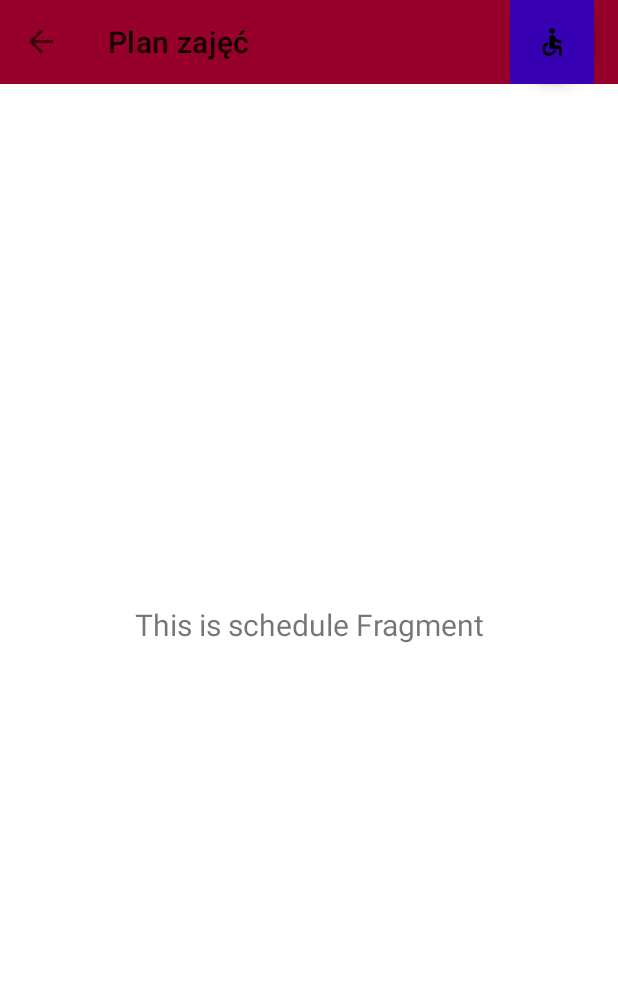
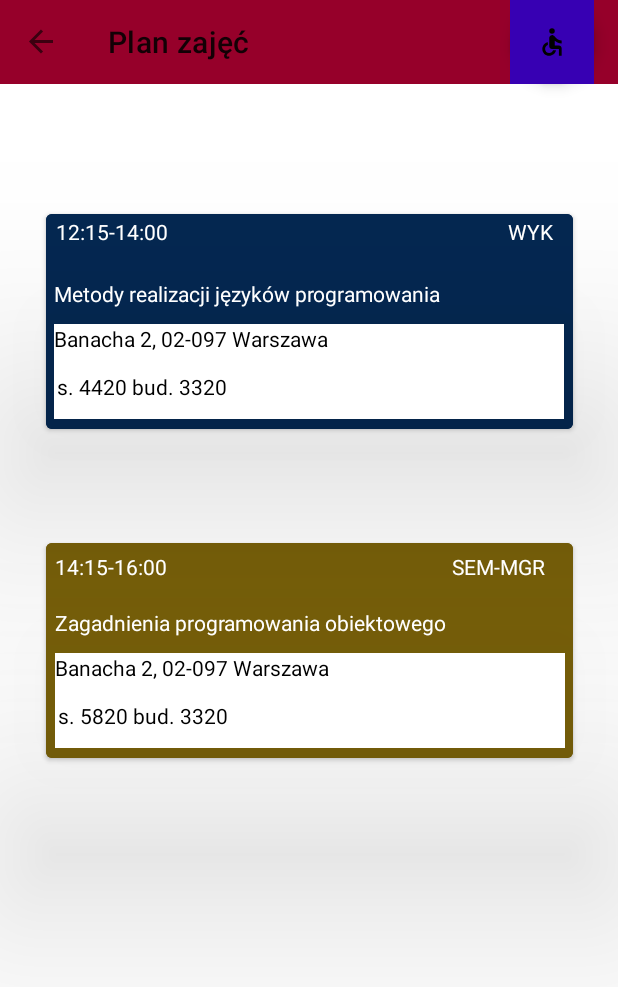
Before and after one commit to krzyssota/MIT_usos, an Android app: the screen it shows after launch (MainActivity), in the side drawer, after a tap on "Plan zajęć", on a phone screen of 412 x 824 dp. Shown: the top 987 px of the screen. Run offline under Robolectric (Android 15) with nearby library versions, the phone set to English and light mode, and no system bars; our stand-ins replace navigation-ui.

Commit message:
widok planu i wydzialu

```diff
--- a/app/src/main/AndroidManifest.xml
+++ b/app/src/main/AndroidManifest.xml
@@ -9,6 +9,9 @@
         android:roundIcon="@mipmap/ic_launcher_round"
         android:supportsRtl="true"
         android:theme="@style/Theme.MIT_usos">
+        <activity
+            android:name=".Department"
+            android:exported="false" />
         <activity
             android:name=".MainActivity"
             android:exported="true"
--- /dev/null
+++ b/app/src/main/java/com/example/mit_usos/Department.kt
@@ -0,0 +1,11 @@
+package com.example.mit_usos
+
+import androidx.appcompat.app.AppCompatActivity
+import android.os.Bundle
+
+class Department : AppCompatActivity() {
+    override fun onCreate(savedInstanceState: Bundle?) {
+        super.onCreate(savedInstanceState)
+        setContentView(R.layout.activity_department)
+    }
+}
--- a/app/src/main/java/com/example/mit_usos/ui/schedule/ScheduleFragment.kt
+++ b/app/src/main/java/com/example/mit_usos/ui/schedule/ScheduleFragment.kt
@@ -1,42 +1,29 @@
 package com.example.mit_usos.ui.schedule
 
+import android.content.Intent
 import android.os.Bundle
 import android.view.LayoutInflater
 import android.view.View
 import android.view.ViewGroup
-import android.widget.TextView
 import androidx.fragment.app.Fragment
-import androidx.lifecycle.Observer
-import androidx.lifecycle.ViewModelProvider
-import com.example.mit_usos.databinding.FragmentScheduleBinding
+import com.example.mit_usos.Department
+import com.example.mit_usos.R
+import com.example.mit_usos.ui.gallery.GalleryFragment
 
 class ScheduleFragment : Fragment () {
-    private lateinit var scheduleViewModel: ScheduleViewModel
-    private var _binding: FragmentScheduleBinding? = null
-
-    // This property is only valid between onCreateView and
-    // onDestroyView.
-    private val binding get() = _binding!!
-
     override fun onCreateView(
         inflater: LayoutInflater,
         container: ViewGroup?,
         savedInstanceState: Bundle?
     ): View? {
-        scheduleViewModel = ViewModelProvider(this).get(ScheduleViewModel::class.java)
+        val view = inflater.inflate(R.layout.fragment_schedule, container, false)
+        val button = view.findViewById<View>(R.id.button)
 
-        _binding = FragmentScheduleBinding.inflate(inflater, container, false)
-        val root: View = binding.root
+        button.setOnClickListener(View.OnClickListener {
+            val intent = Intent(activity, Department::class.java)
+            startActivity(intent)
+        })
 
-        val textView: TextView = binding.textSchedule
-        scheduleViewModel.text.observe(viewLifecycleOwner, Observer {
-            textView.text = it
-        })
-        return root
-    }
-
-    override fun onDestroyView() {
-        super.onDestroyView()
-        _binding = null
+        return view
     }
 }
--- a/app/src/main/java/com/example/mit_usos/ui/schedule/ScheduleViewModel.kt
+++ /dev/null
@@ -1,12 +0,0 @@
-package com.example.mit_usos.ui.schedule
-
-import androidx.lifecycle.LiveData
-import androidx.lifecycle.MutableLiveData
-import androidx.lifecycle.ViewModel
-
-class ScheduleViewModel : ViewModel() {
-    private val _text = MutableLiveData<String>().apply {
-        value = "This is schedule Fragment"
-    }
-    val text: LiveData<String> = _text
-}
--- /dev/null
+++ b/app/src/main/res/layout/activity_department.xml
@@ -0,0 +1,35 @@
+<?xml version="1.0" encoding="utf-8"?>
+<androidx.constraintlayout.widget.ConstraintLayout xmlns:android="http://schemas.android.com/apk/res/android"
+    xmlns:app="http://schemas.android.com/apk/res-auto"
+    xmlns:tools="http://schemas.android.com/tools"
+    android:layout_width="match_parent"
+    android:layout_height="match_parent"
+    tools:context=".Department">
+
+    <ImageView
+        android:id="@+id/imageView2"
+        android:layout_width="329dp"
+        android:layout_height="544dp"
+        android:layout_marginBottom="28dp"
+        app:layout_constraintBottom_toBottomOf="parent"
+        app:layout_constraintEnd_toEndOf="parent"
+        app:layout_constraintStart_toStartOf="parent"
+        app:layout_constraintTop_toBottomOf="@+id/textView5"
+        app:layout_constraintVertical_bias="0.0"
+        app:srcCompat="@drawable/class4420" />
+
+    <TextView
+        android:id="@+id/textView5"
+        android:layout_width="350dp"
+        android:layout_height="32dp"
+        android:layout_marginTop="16dp"
+        android:text="III piętro"
+        android:textAlignment="center"
+        android:textAllCaps="true"
+        android:textSize="20sp"
+        app:layout_constraintEnd_toEndOf="parent"
+        app:layout_constraintHorizontal_bias="0.491"
+        app:layout_constraintStart_toStartOf="parent"
+        app:layout_constraintTop_toTopOf="parent" />
+
+</androidx.constraintlayout.widget.ConstraintLayout>
--- a/app/src/main/res/layout/fragment_schedule.xml
+++ b/app/src/main/res/layout/fragment_schedule.xml
@@ -4,19 +4,133 @@
     xmlns:tools="http://schemas.android.com/tools"
     android:layout_width="match_parent"
     android:layout_height="match_parent"
+    android:translationZ="90dp"
     tools:context=".ui.schedule.ScheduleFragment">
 
-    <TextView
-        android:id="@+id/text_schedule"
-        android:layout_width="match_parent"
-        android:layout_height="wrap_content"
-        android:layout_marginStart="8dp"
-        android:layout_marginTop="8dp"
-        android:layout_marginEnd="8dp"
-        android:textAlignment="center"
-        android:textSize="20sp"
+    <Button
+        android:id="@+id/button3"
+        android:layout_width="351dp"
+        android:layout_height="155dp"
+        android:backgroundTint="#786009"
         app:layout_constraintBottom_toBottomOf="parent"
         app:layout_constraintEnd_toEndOf="parent"
         app:layout_constraintStart_toStartOf="parent"
-        app:layout_constraintTop_toTopOf="parent" />
+        app:layout_constraintTop_toTopOf="parent"
+        app:layout_constraintVertical_bias="0.532" />
+
+    <TextView
+        android:id="@+id/textView12"
+        android:layout_width="338dp"
+        android:layout_height="21dp"
+        android:layout_marginTop="12dp"
+        android:text="14:15-16:00                                                         SEM-MGR"
+        android:textColor="#FFFFFF"
+        android:translationZ="90dp"
+        app:layout_constraintEnd_toEndOf="@+id/button3"
+        app:layout_constraintHorizontal_bias="0.461"
+        app:layout_constraintStart_toStartOf="@+id/button3"
+        app:layout_constraintTop_toTopOf="@+id/button3" />
+
+    <TextView
+        android:id="@+id/textView13"
+        android:layout_width="340dp"
+        android:layout_height="22dp"
+        android:layout_marginTop="16dp"
+        android:text="Zagadnienia programowania obiektowego"
+        android:textColor="#FFFFFF"
+        android:translationZ="90dp"
+        app:layout_constraintEnd_toEndOf="@+id/button3"
+        app:layout_constraintHorizontal_bias="0.545"
+        app:layout_constraintStart_toStartOf="@+id/button3"
+        app:layout_constraintTop_toBottomOf="@+id/textView12" />
+
+    <TextView
+        android:id="@+id/textView10"
+        android:layout_width="340dp"
+        android:layout_height="63dp"
+        android:layout_marginTop="8dp"
+        android:background="#FFFFFF"
+        android:text="Banacha 2, 02-097 Warszawa"
+        android:textColor="#000000"
+        android:translationZ="90dp"
+        app:layout_constraintEnd_toEndOf="@+id/button3"
+        app:layout_constraintStart_toStartOf="@+id/button3"
+        app:layout_constraintTop_toBottomOf="@+id/textView13" />
+
+    <TextView
+        android:id="@+id/textView15"
+        android:layout_width="335dp"
+        android:layout_height="23dp"
+        android:layout_marginTop="32dp"
+        android:text="s. 5820 bud. 3320"
+        android:textColor="#000000"
+        android:translationZ="90dp"
+        app:layout_constraintEnd_toEndOf="@+id/textView10"
+        app:layout_constraintHorizontal_bias="0.4"
+        app:layout_constraintStart_toStartOf="@+id/textView10"
+        app:layout_constraintTop_toTopOf="@+id/textView10" />
+
+    <Button
+        android:id="@+id/button"
+        android:layout_width="351dp"
+        android:layout_height="155dp"
+        android:backgroundTint="#042751"
+        app:layout_constraintBottom_toBottomOf="parent"
+        app:layout_constraintEnd_toEndOf="parent"
+        app:layout_constraintStart_toStartOf="parent"
+        app:layout_constraintTop_toTopOf="parent"
+        app:layout_constraintVertical_bias="0.204" />
+
+    <TextView
+        android:id="@+id/textView"
+        android:layout_width="338dp"
+        android:layout_height="21dp"
+        android:layout_marginTop="8dp"
+        android:text="12:15-14:00                                                                    WYK"
+        android:textColor="#FFFFFF"
+        android:translationZ="90dp"
+        app:layout_constraintEnd_toEndOf="@+id/button"
+        app:layout_constraintStart_toStartOf="@+id/button"
+        app:layout_constraintTop_toTopOf="@+id/button" />
+
+    <TextView
+        android:id="@+id/textView2"
+        android:layout_width="340dp"
+        android:layout_height="22dp"
+        android:layout_marginTop="20dp"
+        android:text="Metody realizacji języków programowania"
+        android:textColor="#FFFFFF"
+        android:translationZ="90dp"
+        app:layout_constraintEnd_toEndOf="@+id/button"
+        app:layout_constraintHorizontal_bias="0.493"
+        app:layout_constraintStart_toStartOf="@+id/button"
+        app:layout_constraintTop_toBottomOf="@+id/textView" />
+
+    <TextView
+        android:id="@+id/textView3"
+        android:layout_width="340dp"
+        android:layout_height="63dp"
+        android:layout_marginTop="8dp"
+        android:background="#FFFFFF"
+        android:text="Banacha 2, 02-097 Warszawa"
+        android:textColor="#000000"
+        android:translationZ="90dp"
+        app:layout_constraintEnd_toEndOf="@+id/button"
+        app:layout_constraintHorizontal_bias="0.495"
+        app:layout_constraintStart_toStartOf="@+id/button"
+        app:layout_constraintTop_toBottomOf="@+id/textView2" />
+
+    <TextView
+        android:id="@+id/textView4"
+        android:layout_width="335dp"
+        android:layout_height="23dp"
+        android:layout_marginTop="32dp"
+        android:text="s. 4420 bud. 3320"
+        android:textColor="#000000"
+        android:translationZ="90dp"
+        app:layout_constraintEnd_toEndOf="@+id/textView3"
+        app:layout_constraintHorizontal_bias="0.4"
+        app:layout_constraintStart_toStartOf="@+id/textView3"
+        app:layout_constraintTop_toTopOf="@+id/textView3" />
+
 </androidx.constraintlayout.widget.ConstraintLayout>
```
Also changed, not shown: app/src/main/res/drawable/class4420.png (added).
